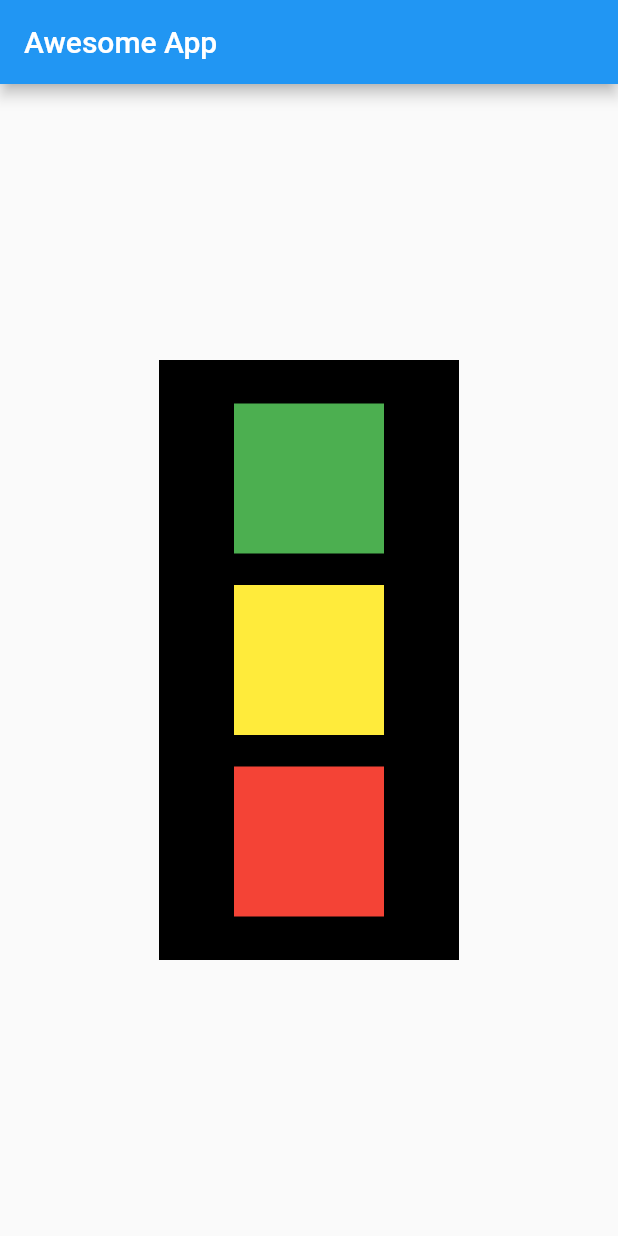
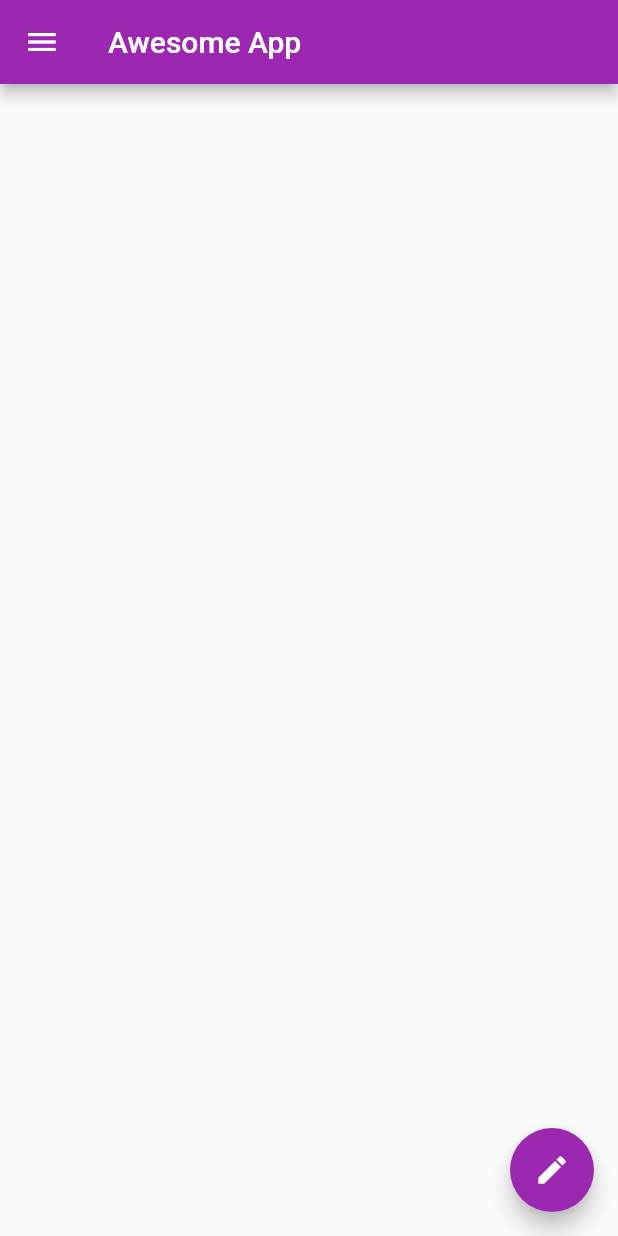
Before and after one commit to dhruv1345/codecharmapp, a Flutter app: the screen it shows after launch, on a phone screen of 412 x 824 dp. Run offline on Flutter 3.47's test engine with Material 2 defaults, Android fonts, the phone set to English and light mode, and no system bars.

Commit message:
ch3 complete

```diff
--- a/lib/main.dart
+++ b/lib/main.dart
@@ -1,10 +1,15 @@
 import 'package:flutter/material.dart';
 
 void main() {
-  runApp(MaterialApp(
+  runApp(
+    MaterialApp(
       title: "Awesome App",
       home: HomePage(),
-  ));
+      theme: ThemeData(
+        primarySwatch: Colors.purple,
+      ),
+    ),
+  );
 }
 
 class HomePage extends StatelessWidget {
@@ -14,43 +19,37 @@ class HomePage extends StatelessWidget {
       appBar: AppBar(
         title: Text("Awesome App"),
       ),
-      body: Padding(
-        padding: const EdgeInsets.all(8.0),
-        child: Align(
-          alignment: Alignment.center,
-          child: Container(
-            color: Colors.black,
-            width: 200,
-            height: 400,
-            child: Padding(
-              padding: const EdgeInsets.all(8.0),
-              child: Column(
-                mainAxisAlignment: MainAxisAlignment.spaceEvenly,
-                crossAxisAlignment: CrossAxisAlignment.center,
+      body: Container(),
+      drawer: Drawer(
+        child: ListView(
+          padding: EdgeInsets.zero,
           children: <Widget>[
-                  Container(
-                    padding: const EdgeInsets.all(8),
-                    color: Colors.green,
-                    width: 100,
-                    height: 100,
+            UserAccountsDrawerHeader(
+              accountName: Text("Dhruv Gupta"),
+              accountEmail: Text("Dhruvguptaalgo@gmail.com"),
+              currentAccountPicture: CircleAvatar(
+                backgroundImage: NetworkImage(
+                    "https://images.unsplash.com/photo-1644982647531-daff2c7383f3?ixlib=rb-1.2.1&ixid=MnwxMjA3fDF8MHxlZGl0b3JpYWwtZmVlZHwxfHx8ZW58MHx8fHw%3D&auto=format&fit=crop&w=500&q=60"),
               ),
-                  Container(
-                    padding: const EdgeInsets.all(8),
-                    color: Colors.yellow,
-                    width: 100,
-                    height: 100,
             ),
-                  Container(
-                    padding: const EdgeInsets.all(8),
-                    color: Colors.red,
-                    width: 100,
-                    height: 100,
+            ListTile(
+              leading: Icon(Icons.person),
+              title: Text("Account"),
+              subtitle: Text("Personal"),
+              trailing: Icon(Icons.edit),
+            ),
+            ListTile(
+              leading: Icon(Icons.email),
+              title: Text("Email"),
+              subtitle: Text("dhruvguptaalgo@gmail.com"),
+              trailing: Icon(Icons.send),
             ),
           ],
         ),
       ),
-          ),
-        ),
+      floatingActionButton: FloatingActionButton(
+        onPressed: () {},
+        child: Icon(Icons.edit),
       ),
     );
   }
--- a/pubspec.yaml
+++ b/pubspec.yaml
@@ -58,9 +58,8 @@ flutter:
   uses-material-design: true
 
   # To add assets to your application, add an assets section, like this:
-  # assets:
-  #   - images/a_dot_burr.jpeg
-  #   - images/a_dot_ham.jpeg
+  assets:
+    - images/
 
   # An image asset can refer to one or more resolution-specific "variants", see
   # https://flutter.dev/assets-and-images/#resolution-aware
```
Also changed, not shown: images/Dhruv-gupta.png (added). Lines whose indentation alone changed are shown as unchanged.
